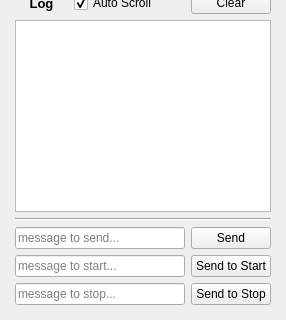
First picture: the form in tcp-server-python-ui.ui, repository sejun-ahn/tcp-server-python, before the edit; both pictures show x 0 to 286 and y 357 to 677 of the 286 by 677 pixel window.
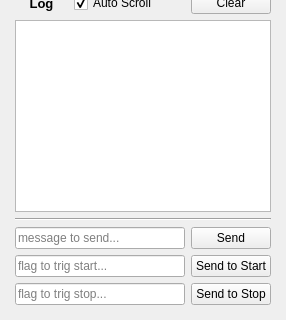
Second picture: the form after the edit.

```diff
--- a/tcp-server-python-ui.ui
+++ b/tcp-server-python-ui.ui
@@ -146,7 +146,7 @@
     <item row="13" column="0" colspan="3">
      <widget class="QLineEdit" name="lineEdit_messageToSendToStop">
       <property name="placeholderText">
-       <string>message to stop...</string>
+       <string>flag to trig stop...</string>
       </property>
      </widget>
     </item>
@@ -278,7 +278,7 @@
     <item row="12" column="0" colspan="3">
      <widget class="QLineEdit" name="lineEdit_messageToSendToStart">
       <property name="placeholderText">
-       <string>message to start...</string>
+       <string>flag to trig start...</string>
       </property>
      </widget>
     </item>
```
Left out of the diff: 4 changed lines with no effect on the pictures.
